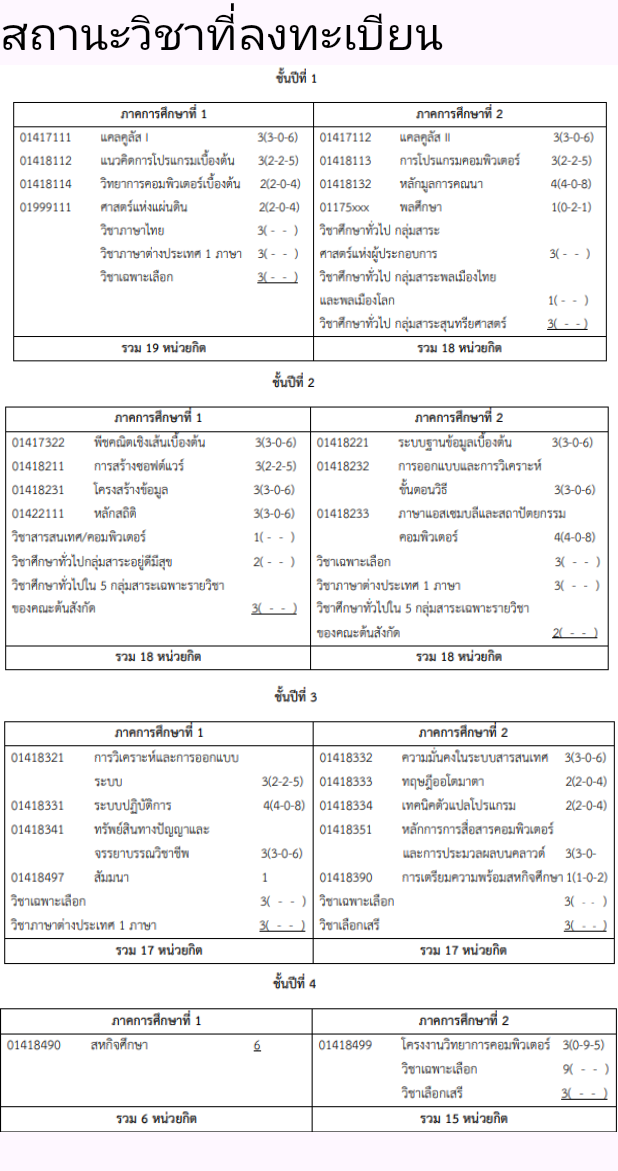
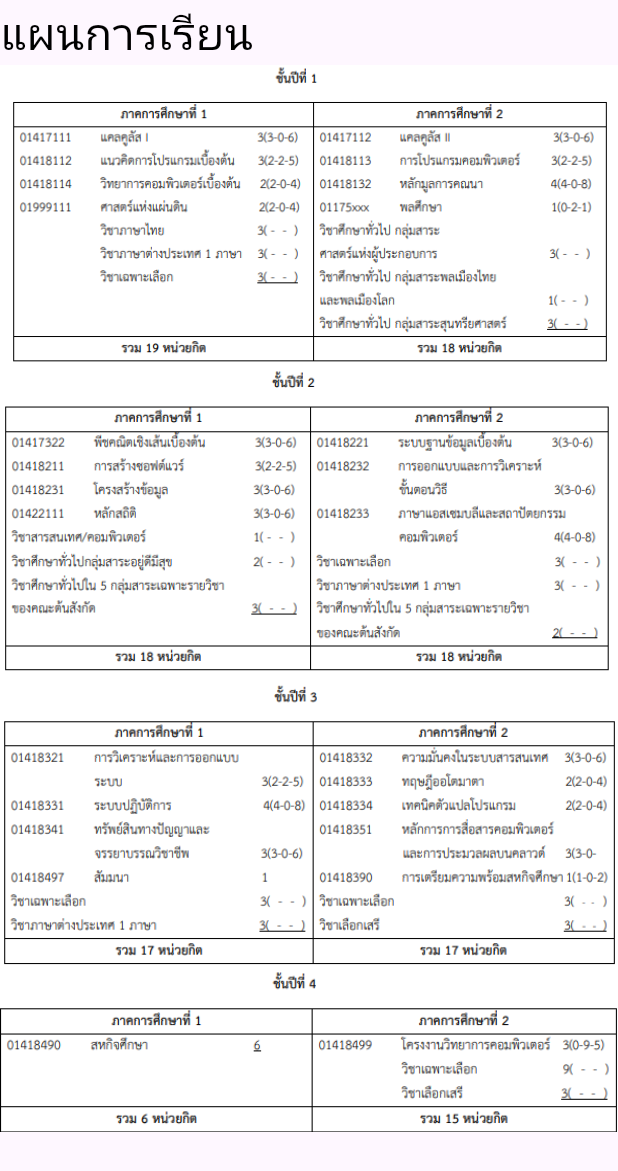
Before and after one commit to Nxwbtk/KU-SRC-MobileDev-Project, a Flutter app: the PlanPage widget shown alone on an empty page, opened directly, on a phone screen of 412 x 824 dp. Shown: the top 1171 px of the screen. Run offline on Flutter 3.47's test engine with Material 3 defaults, Android fonts, the phone set to English and light mode, and no system bars; our stand-ins replace cloud_firestore, firebase_auth, firebase_core; missing offline and left inert: awesome_select; accounts and stored records are empty.

Commit message:
ลืมเปลี่ยน

```diff
--- a/ku_app/lib/student/planpage.dart
+++ b/ku_app/lib/student/planpage.dart
@@ -13,7 +13,7 @@ class _PlanState extends State<PlanPage> {
     return ListView(
       children: [
         Text(
-          'สถานะวิชาที่ลงทะเบียน',
+          'แผนการเรียน',
           style: TextStyle(fontSize: 30, color: Colors.black),
         ),
         Image.asset(
```
